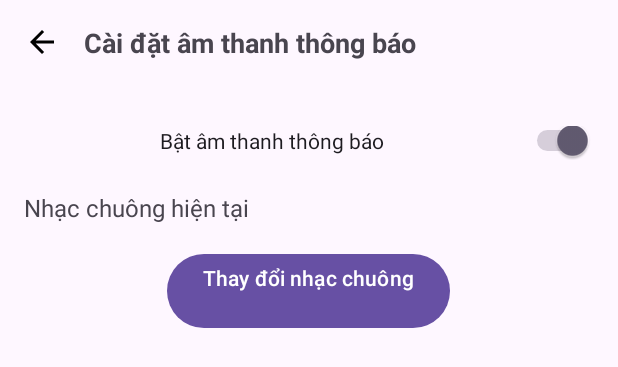
After one commit to vunameaut/water_reminder, an Android app: the layout activity_sound_notifications.xml on its own in the app's theme, with its tools: preview values and no code run, on a phone screen of 412 x 824 dp. The commit adds this screen. Shown: the top 367 px of the screen. Run offline under Robolectric (Android 15) with nearby library versions, the phone set to English and light mode, and no system bars.

Commit message:
xong đổi âm thanh

```diff
--- a/app/src/main/AndroidManifest.xml
+++ b/app/src/main/AndroidManifest.xml
@@ -20,6 +20,12 @@
         android:supportsRtl="true"
         android:theme="@style/Theme.Test"
         tools:targetApi="31">
+        <activity
+            android:name=".SoundNotificationsActivity"
+            android:exported="false" />
+        <activity
+            android:name=".ChangePasswordActivity"
+            android:exported="false" />
         <activity
             android:name=".ForgotPasswordActivity"
             android:exported="false" />
--- a/app/src/main/res/drawable/ic_home.xml
+++ b/app/src/main/res/drawable/ic_home.xml
@@ -5,5 +5,5 @@
     android:viewportHeight="960">
   <path
       android:pathData="M240,760h120v-240h240v240h120v-360L480,220 240,400v360ZM160,840v-480l320,-240 320,240v480L520,840v-240h-80v240L160,840ZM480,490Z"
-      android:fillColor="#e8eaed"/>
+      android:fillColor="#000000"/>
 </vector>
--- /dev/null
+++ b/app/src/main/res/layout/activity_sound_notifications.xml
@@ -0,0 +1,68 @@
+<?xml version="1.0" encoding="utf-8"?>
+<LinearLayout xmlns:android="http://schemas.android.com/apk/res/android"
+    xmlns:app="http://schemas.android.com/apk/res-auto"
+    xmlns:tools="http://schemas.android.com/tools"
+    android:layout_width="match_parent"
+    android:layout_height="match_parent"
+    android:orientation="vertical"
+    android:padding="16dp">
+
+    <!-- LinearLayout for Back icon and Title on the same row -->
+    <LinearLayout
+        android:layout_width="match_parent"
+        android:layout_height="wrap_content"
+        android:orientation="horizontal"
+        android:gravity="center_vertical">
+
+        <ImageButton
+            android:id="@+id/imageButton"
+            android:layout_width="wrap_content"
+            android:layout_height="wrap_content"
+            android:background="?attr/selectableItemBackgroundBorderless"
+            app:srcCompat="@drawable/ic_back"
+            android:contentDescription="Back button"
+            android:layout_marginEnd="16dp"/>
+
+        <TextView
+            android:layout_width="0dp"
+            android:layout_height="wrap_content"
+            android:layout_weight="1"
+            android:text="Cài đặt âm thanh thông báo"
+            android:textSize="18sp"
+            android:textStyle="bold" />
+    </LinearLayout>
+
+    <ImageView
+        android:layout_width="match_parent"
+        android:layout_height="43dp">
+
+    </ImageView>
+    <Switch
+        android:id="@+id/sound_switch"
+        android:layout_width="379dp"
+        android:layout_height="wrap_content"
+        android:layout_gravity="center_horizontal"
+        android:checked="true"
+        android:paddingBottom="24dp"
+        android:text="Bật âm thanh thông báo"
+        android:gravity="center"
+        tools:ignore="HardcodedText,UseSwitchCompatOrMaterialXml" />
+
+
+    <TextView
+        android:id="@+id/ringtone_textview"
+        android:layout_width="wrap_content"
+        android:layout_height="wrap_content"
+        android:text="Nhạc chuông hiện tại"
+        android:textSize="16sp"
+        android:paddingBottom="16dp" />
+
+    <Button
+        android:id="@+id/change_ringtone_button"
+        android:layout_width="wrap_content"
+        android:layout_height="wrap_content"
+        android:text="Thay đổi nhạc chuông"
+        android:layout_gravity="center_horizontal"
+        android:paddingBottom="24dp" />
+
+</LinearLayout>
```
Also changed, not shown: app/src/main/java/com/example/test/ChangePasswordActivity.java (added, +83 -0 lines), app/src/main/java/com/example/test/Fragment/AccountFragment.java (+17 -4 lines), app/src/main/java/com/example/test/SoundNotificationsActivity.java (added, +94 -0 lines), app/src/main/java/com/example/test/model/AlarmReceiver.java (+23 -1 lines), app/src/main/res/layout/activity_change_password.xml (added, +102 -0 lines), app/src/main/res/layout/fragment_account.xml (+41 -7 lines).
